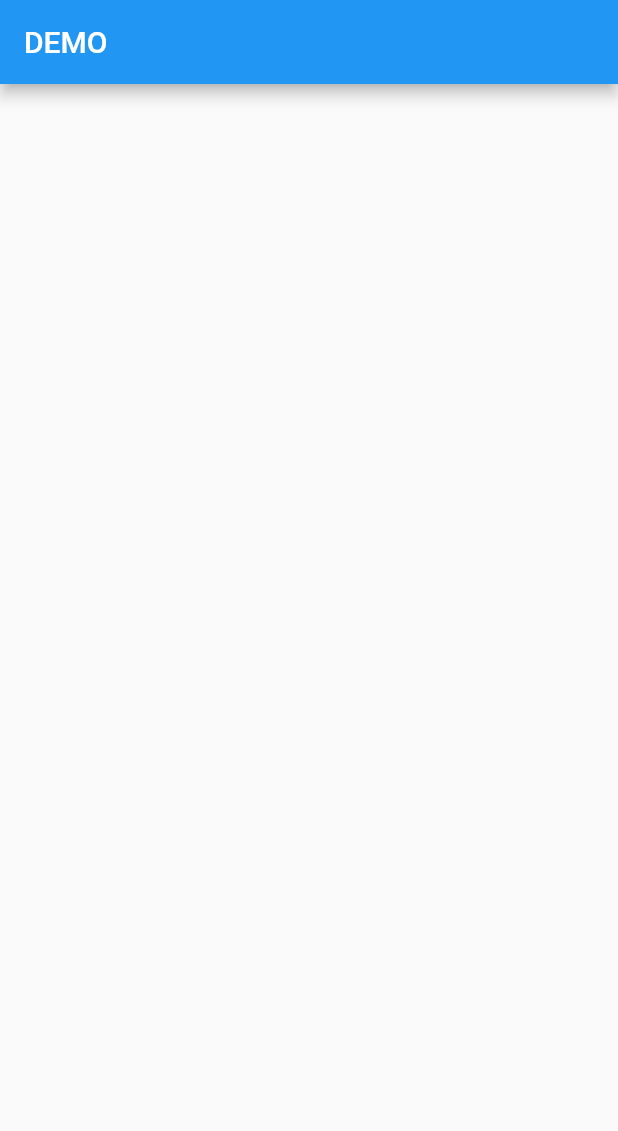
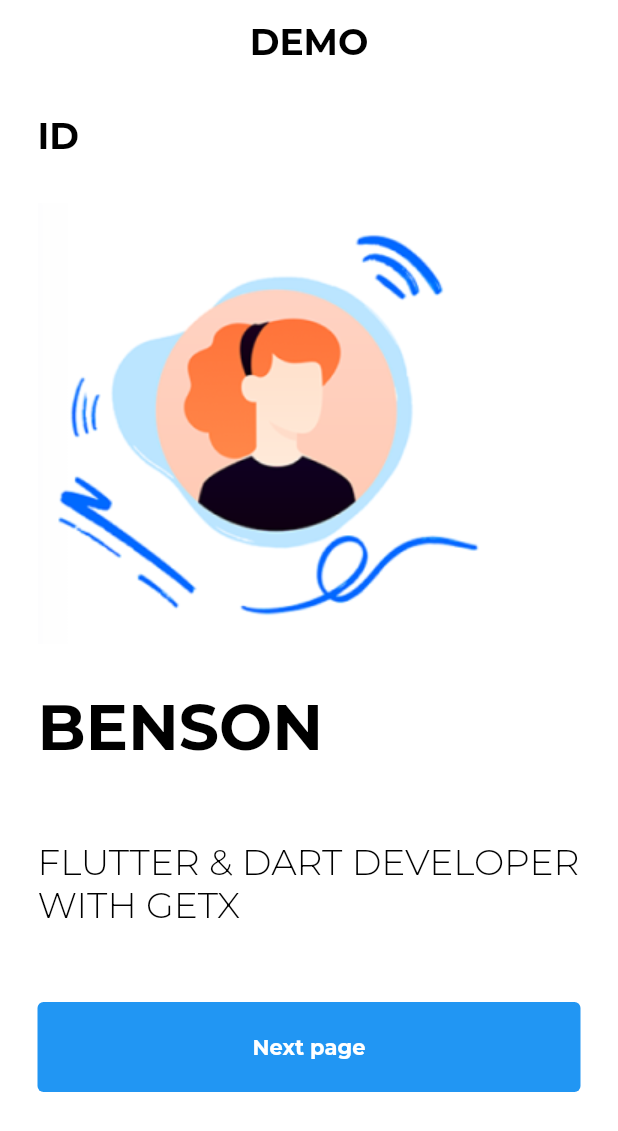
Before and after one commit to Akaiso/demo, a Flutter app: the screen it shows after launch, on a phone screen of 412 x 824 dp. Shown: the top 1131 px of the screen. Run offline on Flutter 3.47's test engine with Material 2 defaults, Android fonts, the phone set to English and light mode, and no system bars; our stand-ins replace get, google_fonts.

Commit message:
the home page

```diff
--- a/lib/views/home.dart
+++ b/lib/views/home.dart
@@ -1,5 +1,6 @@
-import 'package:flutter/cupertino.dart';
 import 'package:flutter/material.dart';
+import 'package:get/get.dart';
+import 'package:google_fonts/google_fonts.dart';
 
 class Home extends StatelessWidget {
   const Home({Key? key}) : super(key: key);
@@ -7,14 +8,82 @@ class Home extends StatelessWidget {
   @override
   Widget build(BuildContext context) {
     return SafeArea(
-        child: Scaffold(
-          appBar: AppBar(
-            title: Text('DEMO'),
-          ),
-          body: SingleChildScrollView(
-            child: Column(),
+      child: Scaffold(
+        backgroundColor: Colors.white,
+        appBar: AppBar(
+          backgroundColor: Colors.transparent,
+          elevation: 0,
+          centerTitle: true,
+          title: Text(
+            'DEMO',
+            style: GoogleFonts.montserrat(
+                fontWeight: FontWeight.w700, fontSize: 24, color: Colors.black),
           ),
         ),
+        body: SingleChildScrollView(
+          physics: const BouncingScrollPhysics(),
+          child: Padding(
+            padding: const EdgeInsets.symmetric(horizontal: 25.0),
+            child: Column(
+              crossAxisAlignment: CrossAxisAlignment.start,
+              children: [
+                const SizedBox(
+                  height: 20,
+                ),
+                Text(
+                  'ID',
+                  textAlign: TextAlign.left,
+                  style: GoogleFonts.montserrat(
+                      fontWeight: FontWeight.w700,
+                      fontSize: 24,
+                      color: Colors.black),
+                ),
+                const SizedBox(height: 30),
+                Image.asset('assets/images/pngs/demoProfPix.png'),
+                const SizedBox(height: 30),
+                Text(
+                  'BENSON',
+                  textAlign: TextAlign.left,
+                  style: GoogleFonts.montserrat(
+                      fontWeight: FontWeight.w700,
+                      fontSize: 42,
+                      color: Colors.black),
+                ),
+                const SizedBox(height: 50),
+                SizedBox(
+                  width: Get.width * 0.9,
+                  child: Text(
+                    'FLUTTER & DART DEVELOPER WITH GETX',
+                    textAlign: TextAlign.left,
+                    style: GoogleFonts.montserrat(
+                        fontWeight: FontWeight.w300,
+                        fontSize: 24,
+                        color: Colors.black),
+                  ),
+                ),
+                const SizedBox(height: 50),
+                SizedBox(
+                  width: Get.width,
+                  height: 60,
+                  child: ElevatedButton(
+                    onPressed: () {},
+                    style: ElevatedButton.styleFrom(
+                        shadowColor: Colors.transparent),
+                    child: Text(
+                      'Next page',
+                      style: GoogleFonts.montserrat(
+                          color: Colors.white,
+                          fontSize: 14,
+                          fontWeight: FontWeight.w700),
+                    ),
+                  ),
+                ),
+                const SizedBox(height: 30),
+              ],
+            ),
+          ),
+        ),
+      ),
     );
   }
 }
--- a/pubspec.yaml
+++ b/pubspec.yaml
@@ -61,8 +61,9 @@ flutter:
   uses-material-design: true
 
   # To add assets to your application, add an assets section, like this:
-  # assets:
-  #   - images/a_dot_burr.jpeg
+  assets:
+    - assets/images/svgs/
+    - assets/images/pngs/
   #   - images/a_dot_ham.jpeg
 
   # An image asset can refer to one or more resolution-specific "variants", see
```
Also changed, not shown: assets/images/pngs/demoProfPix.png (added), assets/images/svgs/demo_image_home.svg (added), lib/views/information.dart (added), 1 other file.
